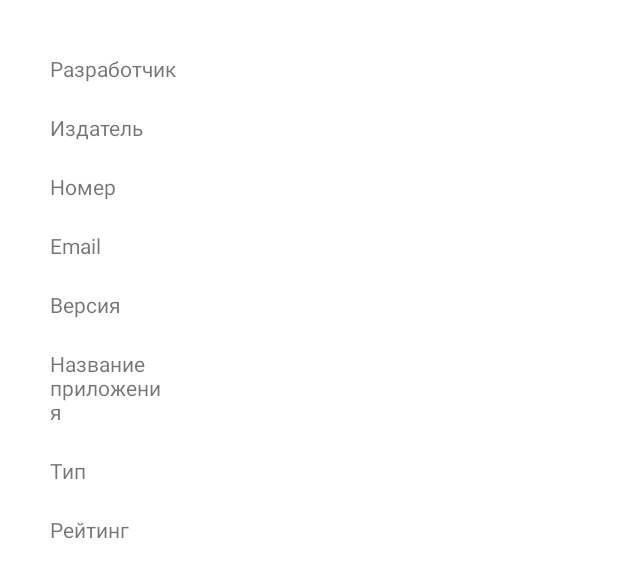
After one commit to Vladeek/OOP_5sem, an Android app: the layout fragment_application_detail_info.xml on its own in the app's theme, with its tools: preview values and no code run, on a phone screen of 412 x 824 dp. The commit adds this screen. Shown: the top 578 px of the screen. Run offline under Robolectric (Android 15) with nearby library versions, the phone set to English and light mode, and no system bars.

Commit message:
Add Lab6

```diff
--- a/Lab6/app/src/main/java/com/example/lab6/ChangeActivity.java
+++ b/Lab6/app/src/main/java/com/example/lab6/ChangeActivity.java
@@ -49,7 +49,7 @@ public class ChangeActivity extends AppCompatActivity {
         adapter.setDropDownViewResource(android.R.layout.simple_spinner_dropdown_item);
         spinner = findViewById(R.id.appType);
         spinner.setAdapter(adapter);
-        listView = findViewById(R.id.listView);
+        /*listView = findViewById(R.id.listView);
         try {
             apps = JSONHelper.importFromJSON(this);
 
@@ -57,7 +57,7 @@ public class ChangeActivity extends AppCompatActivity {
                     android.R.layout.simple_list_item_1, apps);
             listView.setAdapter(adapter1);
         } catch (Exception e) {
-        }
+        }*/
         seekBar = findViewById(R.id.seekAppRate);
         seekBar.setOnSeekBarChangeListener(new SeekBar.OnSeekBarChangeListener() {
             @Override
--- a/Lab6/app/src/main/java/com/example/lab6/MainActivity.java
+++ b/Lab6/app/src/main/java/com/example/lab6/MainActivity.java
@@ -38,7 +38,7 @@ public class MainActivity extends AppCompatActivity {
         setContentView(R.layout.activity_main);
         ExistBase(fname);
         devName = findViewById(R.id.devName);
-        listView = findViewById(R.id.listView);
+        /*listView = findViewById(R.id.listView);
         try {
             apps = JSONHelper.importFromJSON(this);
 
@@ -62,7 +62,7 @@ public class MainActivity extends AppCompatActivity {
 
         });
 
-        registerForContextMenu(listView);
+        registerForContextMenu(listView);*/
     }
 
     @Override
--- /dev/null
+++ b/Lab6/app/src/main/res/layout/fragment_application_detail_info.xml
@@ -0,0 +1,179 @@
+<?xml version="1.0" encoding="utf-8"?>
+<FrameLayout xmlns:android="http://schemas.android.com/apk/res/android"
+    xmlns:tools="http://schemas.android.com/tools"
+    android:layout_width="match_parent"
+    android:layout_height="match_parent"
+    tools:context=".ApplicationDetailInfo">
+
+    <androidx.constraintlayout.widget.ConstraintLayout
+        xmlns:app="http://schemas.android.com/apk/res-auto"
+        android:layout_width="match_parent"
+        android:layout_height="match_parent">
+
+        <TextView
+            android:id="@+id/devName"
+            android:layout_width="wrap_content"
+            android:layout_height="wrap_content"
+            android:layout_marginStart="204dp"
+            android:layout_marginTop="36dp"
+            android:text=""
+            app:layout_constraintStart_toStartOf="parent"
+            app:layout_constraintTop_toTopOf="parent" />
+
+        <TextView
+            android:id="@+id/version"
+            android:layout_width="wrap_content"
+            android:layout_height="wrap_content"
+            android:layout_marginStart="204dp"
+            android:layout_marginTop="20dp"
+            android:text=""
+            app:layout_constraintStart_toStartOf="parent"
+            app:layout_constraintTop_toBottomOf="@+id/textView30" />
+
+        <TextView
+            android:id="@+id/mail"
+            android:layout_width="wrap_content"
+            android:layout_height="wrap_content"
+            android:layout_marginStart="204dp"
+            android:layout_marginTop="20dp"
+            android:text=""
+            android:clickable="true"
+            app:layout_constraintStart_toStartOf="parent"
+            app:layout_constraintTop_toBottomOf="@+id/textView29" />
+
+        <TextView
+            android:id="@+id/appName"
+            android:layout_width="wrap_content"
+            android:layout_height="wrap_content"
+            android:layout_marginStart="204dp"
+            android:layout_marginTop="20dp"
+            android:text=""
+            app:layout_constraintStart_toStartOf="parent"
+            app:layout_constraintTop_toBottomOf="@+id/version" />
+
+        <TextView
+            android:id="@+id/pubName"
+            android:layout_width="wrap_content"
+            android:layout_height="wrap_content"
+            android:layout_marginStart="204dp"
+            android:layout_marginTop="20dp"
+            android:text=""
+            android:clickable="true"
+            app:layout_constraintStart_toStartOf="parent"
+            app:layout_constraintTop_toBottomOf="@+id/textView19" />
+
+        <TextView
+            android:id="@+id/type"
+            android:layout_width="wrap_content"
+            android:layout_height="wrap_content"
+            android:layout_marginStart="204dp"
+            android:layout_marginTop="20dp"
+            android:text=""
+            app:layout_constraintStart_toStartOf="parent"
+            app:layout_constraintTop_toBottomOf="@+id/textView32" />
+
+        <TextView
+            android:id="@+id/rate"
+            android:layout_width="wrap_content"
+            android:layout_height="wrap_content"
+            android:layout_marginStart="204dp"
+            android:layout_marginTop="20dp"
+            android:text=""
+            app:layout_constraintStart_toStartOf="parent"
+            app:layout_constraintTop_toBottomOf="@+id/textView33" />
+
+        <TextView
+            android:id="@+id/number"
+            android:layout_width="wrap_content"
+            android:layout_height="wrap_content"
+            android:layout_marginStart="204dp"
+            android:layout_marginTop="20dp"
+            android:text=""
+            android:clickable="true"
+            app:layout_constraintStart_toStartOf="parent"
+            app:layout_constraintTop_toBottomOf="@+id/textView28" />
+
+        <TextView
+            android:id="@+id/textView19"
+            android:layout_width="wrap_content"
+            android:layout_height="wrap_content"
+            android:layout_marginStart="33dp"
+            android:layout_marginTop="36dp"
+            android:text="Разработчик"
+            app:layout_constraintStart_toStartOf="parent"
+            app:layout_constraintTop_toTopOf="parent" />
+
+        <TextView
+            android:id="@+id/textView28"
+            android:layout_width="wrap_content"
+            android:layout_height="wrap_content"
+            android:layout_marginStart="33dp"
+            android:layout_marginTop="20dp"
+            android:text="Издатель"
+            app:layout_constraintStart_toStartOf="parent"
+            app:layout_constraintTop_toBottomOf="@+id/textView19" />
+
+        <TextView
+            android:id="@+id/textView29"
+            android:layout_width="wrap_content"
+            android:layout_height="wrap_content"
+            android:layout_marginStart="33dp"
+            android:layout_marginTop="20dp"
+            android:text="Номер"
+            app:layout_constraintStart_toStartOf="parent"
+            app:layout_constraintTop_toBottomOf="@+id/textView28" />
+
+        <TextView
+            android:id="@+id/textView30"
+            android:layout_width="wrap_content"
+            android:layout_height="wrap_content"
+            android:layout_marginStart="33dp"
+            android:layout_marginTop="20dp"
+            android:text="Email"
+            app:layout_constraintStart_toStartOf="parent"
+            app:layout_constraintTop_toBottomOf="@+id/textView29" />
+
+        <TextView
+            android:id="@+id/textView31"
+            android:layout_width="wrap_content"
+            android:layout_height="wrap_content"
+            android:layout_marginStart="33dp"
+            android:layout_marginTop="20dp"
+            android:text="Версия"
+            app:layout_constraintStart_toStartOf="parent"
+            app:layout_constraintTop_toBottomOf="@+id/textView30" />
+
+        <TextView
+            android:id="@+id/textView32"
+            android:layout_width="wrap_content"
+            android:layout_height="wrap_content"
+            android:layout_marginStart="33dp"
+            android:layout_marginTop="20dp"
+            android:ems="5"
+            android:text="Название приложения"
+            app:layout_constraintStart_toStartOf="parent"
+            app:layout_constraintTop_toBottomOf="@+id/textView31" />
+
+        <TextView
+            android:id="@+id/textView33"
+            android:layout_width="wrap_content"
+            android:layout_height="wrap_content"
+            android:layout_marginStart="33dp"
+            android:layout_marginTop="20dp"
+            android:text="Тип"
+            app:layout_constraintStart_toStartOf="parent"
+            app:layout_constraintTop_toBottomOf="@+id/textView32" />
+
+        <TextView
+            android:id="@+id/textView34"
+            android:layout_width="wrap_content"
+            android:layout_height="wrap_content"
+            android:layout_marginStart="33dp"
+            android:layout_marginTop="20dp"
+            android:text="Рейтинг"
+            app:layout_constraintStart_toStartOf="parent"
+            app:layout_constraintTop_toBottomOf="@+id/textView33" />
+
+    </androidx.constraintlayout.widget.ConstraintLayout>
+
+</FrameLayout>
--- /dev/null
+++ b/Lab6/app/src/main/res/values/dimens.xml
@@ -0,0 +1,4 @@
+<?xml version="1.0" encoding="utf-8"?>
+<resources>
+    <dimen name="text_margin">16dp</dimen>
+</resources>
--- a/Lab6/app/src/main/res/values/strings.xml
+++ b/Lab6/app/src/main/res/values/strings.xml
@@ -1,3 +1,7 @@
 <resources>
     <string name="app_name">Lab6</string>
+    <string name="create">Создать</string>
+    <string name="sort">Сортировка</string>
+    <!-- TODO: Remove or change this placeholder text -->
+    <string name="hello_blank_fragment">Hello blank fragment</string>
 </resources>
```
Also changed, not shown: Lab6/app/build.gradle (+7 -0 lines), Lab6/app/src/main/AndroidManifest.xml (+16 -0 lines), Lab6/app/src/main/java/com/example/lab6/ApplicationFragment.java (added, +74 -0 lines), Lab6/app/src/main/java/com/example/lab6/MyApplicationRecyclerViewAdapter.java (added, +53 -0 lines), Lab6/app/src/main/res/layout/activity_main.xml (+14 -3 lines), Lab6/app/src/main/res/layout/fragment_item.xml (added, +50 -0 lines), Lab6/app/src/main/res/layout/fragment_item_list.xml (added, +11 -0 lines).
